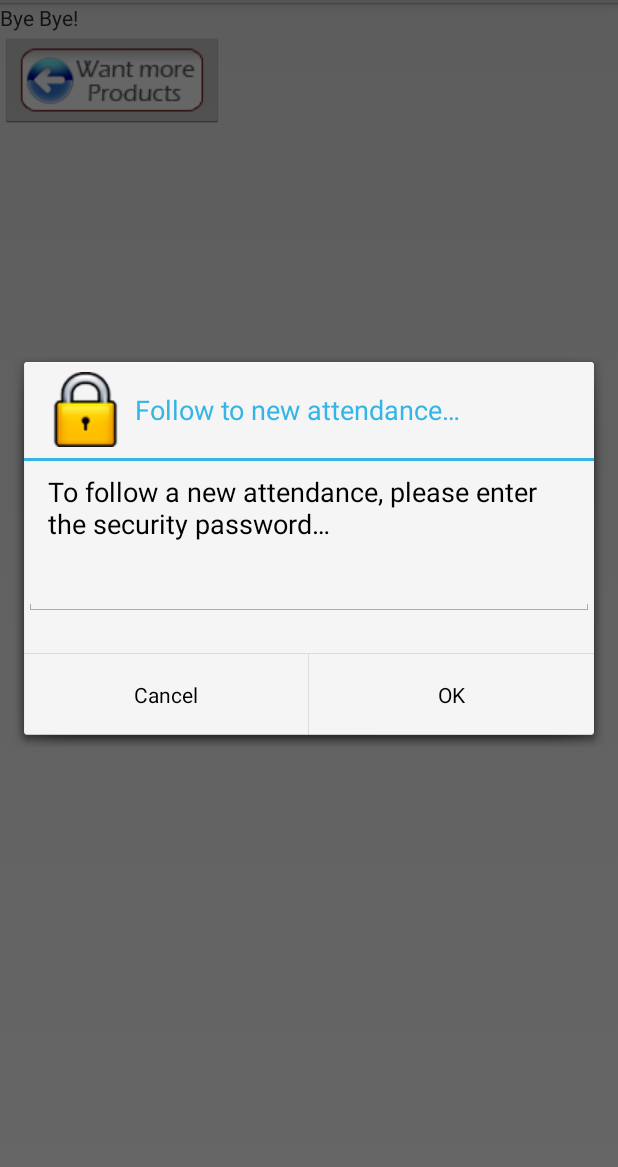
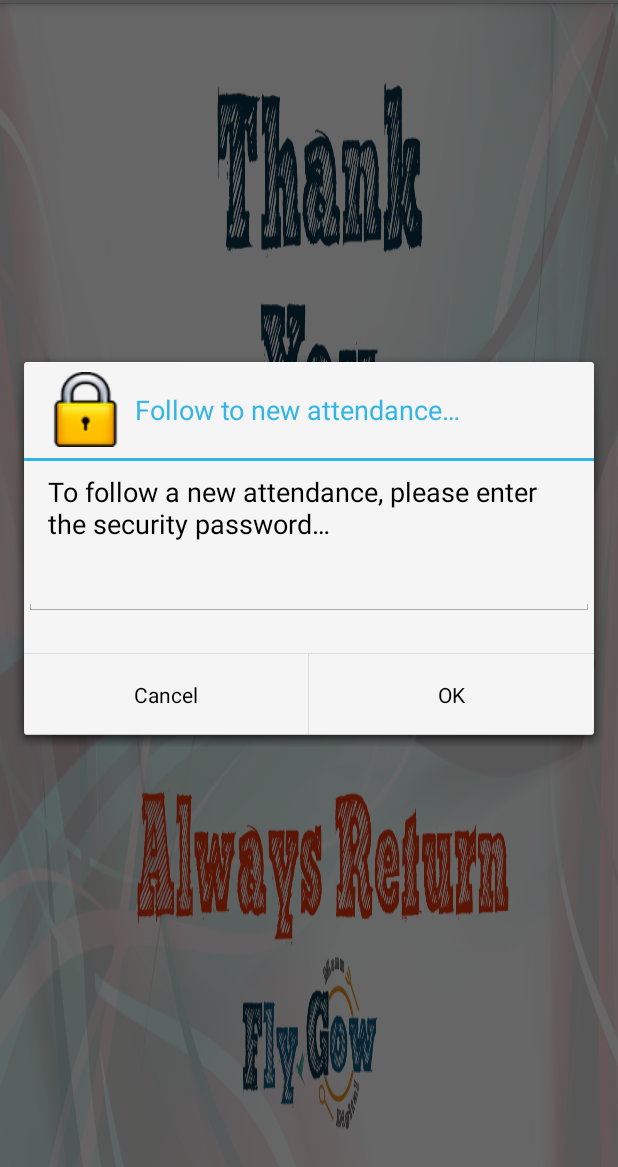
Before and after one commit to abellini/FlygowMobile, an Android app: the ByeByeActivity screen opened directly, with no data from a screen before it, after a tap on an icon or button, on a phone screen of 412 x 824 dp, the part 69-1236 px from its top. Run offline under Robolectric (Android 15) with nearby library versions, the phone set to English and light mode, and no system bars; Roboto replaces fonts that are not available here.

Commit message:
Ajustes layout

```diff
--- a/activity/src/main/res/layout/byebye_layout.xml
+++ b/activity/src/main/res/layout/byebye_layout.xml
@@ -1,19 +1,21 @@
 <?xml version="1.0" encoding="utf-8"?>
 
-<LinearLayout xmlns:android="http://schemas.android.com/apk/res/android"
-    android:orientation="vertical" android:layout_width="fill_parent"
-    android:layout_height="fill_parent">
+<RelativeLayout xmlns:android="http://schemas.android.com/apk/res/android"
+    android:orientation="horizontal"
+    android:layout_width="fill_parent"
+    android:layout_height="fill_parent"
+    android:background="@drawable/byebye_screen"
+    android:gravity="center_vertical|center_horizontal">
 
-    <TextView
-        android:layout_width="wrap_content"
-        android:layout_height="wrap_content"
-        android:text="Bye Bye!" />
 
     <ImageButton
         android:id="@+id/btnNewAttendance"
         android:layout_width="wrap_content"
         android:layout_height="wrap_content"
-        android:src="@drawable/btn_continue"
+        android:src="@drawable/btn_new_attendance"
+        android:layout_gravity="center_horizontal"
+        android:layout_marginTop="50dp"
+        android:layout_marginLeft="20dp"
     />
 
-</LinearLayout>
+</RelativeLayout>
```
Also changed, not shown: activity/src/main/res/drawable-pt/btn_new_attendance.png (added), activity/src/main/res/drawable-pt/byebye_screen.png (added), activity/src/main/res/drawable-xhdpi/btn_new_attendance.png (added), activity/src/main/res/drawable-xhdpi/byebye_screen.png (added), 1 other file.
